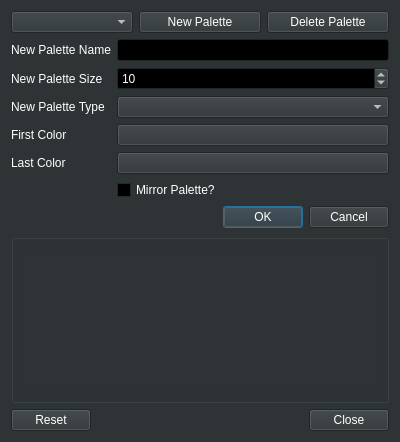
8bitbuddhist/PixelMaestro-Studio, file src/widget/palettecontrolwidget.ui: the form before one commit.
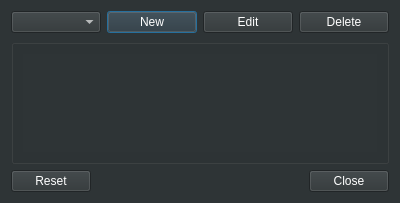
The form after the commit.

Commit message: PaletteControlWidget - Split Palette editing into separate Dialog. Added ability to edit existing Palettes.

What changed in the file:
```diff
--- a/src/widget/palettecontrolwidget.ui
+++ b/src/widget/palettecontrolwidget.ui
@@ -7,7 +7,7 @@
     <x>0</x>
     <y>0</y>
     <width>400</width>
-    <height>442</height>
+    <height>203</height>
    </rect>
   </property>
   <property name="sizePolicy">
@@ -449,7 +449,14 @@
         <string/>
        </property>
        <property name="text">
-        <string>New Palette</string>
+        <string>New</string>
+       </property>
+      </widget>
+     </item>
+     <item>
+      <widget class="QPushButton" name="editPaletteButton">
+       <property name="text">
+        <string>Edit</string>
        </property>
       </widget>
      </item>
@@ -459,113 +466,7 @@
         <string/>
        </property>
        <property name="text">
-        <string>Delete Palette</string>
-       </property>
-      </widget>
-     </item>
-    </layout>
-   </item>
-   <item>
-    <layout class="QFormLayout" name="formLayout">
-     <item row="0" column="0">
-      <widget class="QLabel" name="nameLabel">
-       <property name="text">
-        <string>New Palette Name</string>
-       </property>
-      </widget>
-     </item>
-     <item row="0" column="1">
-      <widget class="QLineEdit" name="nameLineEdit">
-       <property name="toolTip">
-        <string/>
-       </property>
-      </widget>
-     </item>
-     <item row="1" column="0">
-      <widget class="QLabel" name="numColorsLabel">
-       <property name="text">
-        <string>New Palette Size</string>
-       </property>
-      </widget>
-     </item>
-     <item row="1" column="1">
-      <widget class="QSpinBox" name="numColorsSpinBox">
-       <property name="toolTip">
-        <string>The number of colors in the new palette</string>
-       </property>
-       <property name="minimum">
-        <number>1</number>
-       </property>
-       <property name="maximum">
-        <number>255</number>
-       </property>
-       <property name="value">
-        <number>10</number>
-       </property>
-      </widget>
-     </item>
-     <item row="2" column="1">
-      <widget class="QComboBox" name="typeComboBox">
-       <property name="toolTip">
-        <string/>
-       </property>
-      </widget>
-     </item>
-     <item row="2" column="0">
-      <widget class="QLabel" name="typeLabel">
-       <property name="text">
-        <string>New Palette Type</string>
-       </property>
-      </widget>
-     </item>
-     <item row="6" column="1">
-      <widget class="QDialogButtonBox" name="createButtonBox">
-       <property name="standardButtons">
-        <set>QDialogButtonBox::Cancel|QDialogButtonBox::Ok</set>
-       </property>
-      </widget>
-     </item>
-     <item row="3" column="0">
-      <widget class="QLabel" name="baseColorLabel">
-       <property name="text">
-        <string>First Color</string>
-       </property>
-      </widget>
-     </item>
-     <item row="3" column="1">
-      <widget class="QPushButton" name="baseColorButton">
-       <property name="toolTip">
-        <string/>
-       </property>
-       <property name="text">
-        <string/>
-       </property>
-      </widget>
-     </item>
-     <item row="4" column="1">
-      <widget class="QPushButton" name="targetColorButton">
-       <property name="toolTip">
-        <string/>
-       </property>
-       <property name="text">
-        <string/>
-       </property>
-      </widget>
-     </item>
-     <item row="4" column="0">
-      <widget class="QLabel" name="targetColorLabel">
-       <property name="text">
-        <string>Last Color</string>
-       </property>
-      </widget>
-     </item>
-     <item row="5" column="1">
-      <widget class="QCheckBox" name="reverseCheckBox">
-       <property name="toolTip">
-        <string>If true, the second half of the palette will scale back from the last color to the first color</string>
-       </property>
-       <property name="text">
-        <string>Mirror Palette?</string>
+        <string>Delete</string>
        </property>
       </widget>
      </item>
```
The commit also changes 10 other files.
